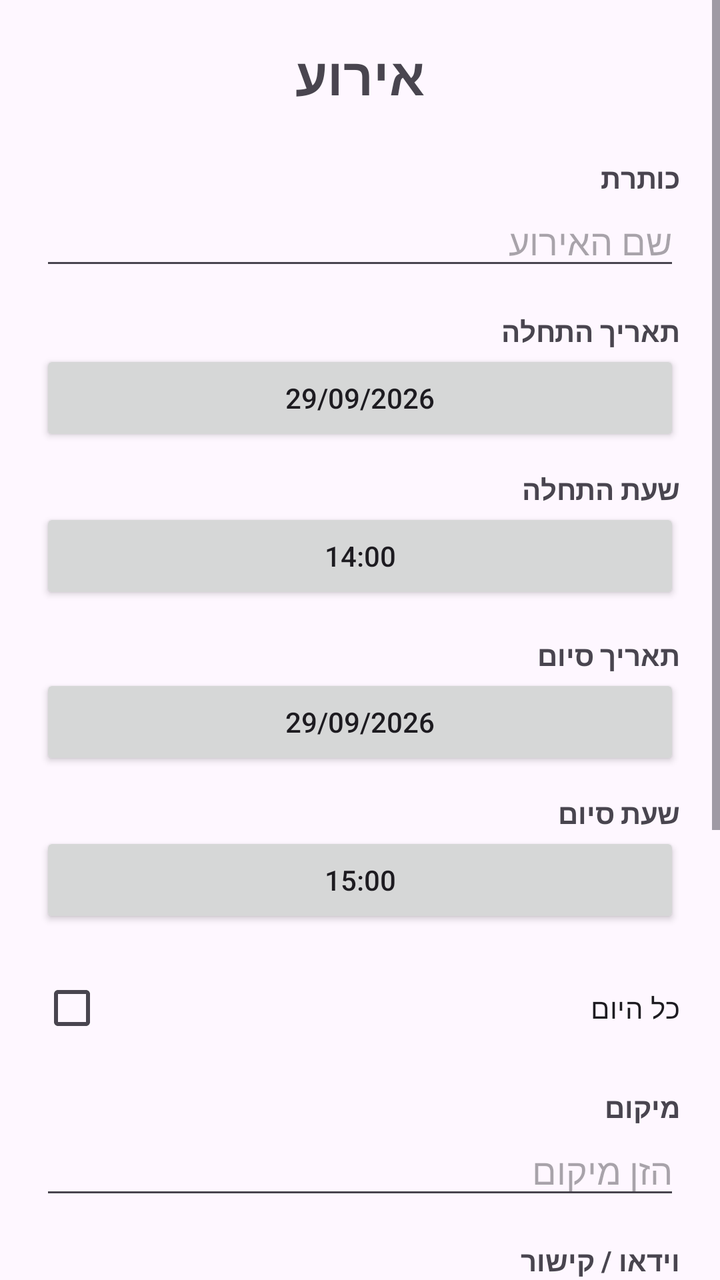
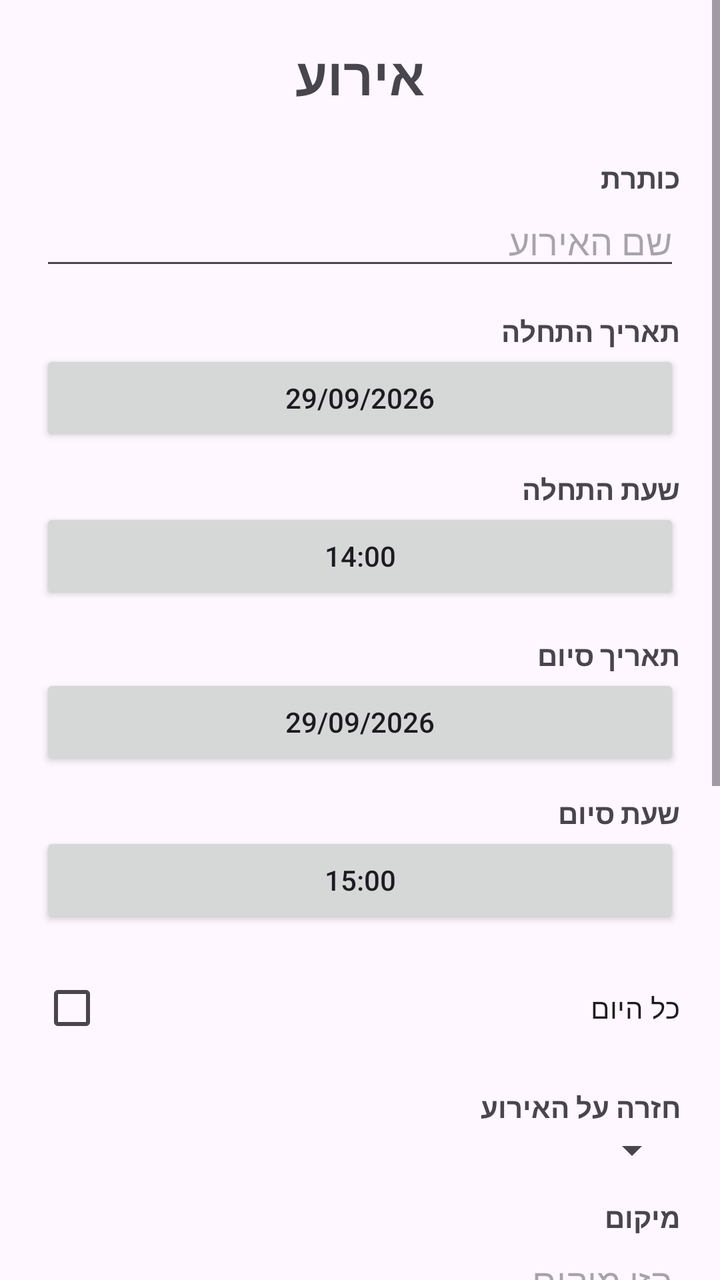

Compare the two renders of this Android layout. The source of the first and the diff that turns it into the second are given below.
<!-- AndroidManifest.xml: application theme Theme.HebrewCalendar -->
<!-- res/layout/event.xml -->
<?xml version="1.0" encoding="utf-8"?>
<ScrollView xmlns:android="http://schemas.android.com/apk/res/android"
    android:layout_width="match_parent"
    android:layout_height="match_parent"
    android:fillViewport="true">

    <LinearLayout
        android:layout_width="match_parent"
        android:layout_height="wrap_content"
        android:orientation="vertical"
        android:padding="20dp">

        <TextView
            android:layout_width="match_parent"
            android:layout_height="wrap_content"
            android:text="אירוע"
            android:textSize="26sp"
            android:textStyle="bold"
            android:gravity="center"
            android:layout_marginBottom="24dp"/>

        <TextView android:layout_width="match_parent" android:layout_height="wrap_content" android:text="כותרת" android:textStyle="bold"/>
        <EditText
            android:id="@+id/titleEditText"
            android:layout_width="match_parent"
            android:layout_height="wrap_content"
            android:hint="שם האירוע"
            android:inputType="textCapSentences"
            android:layout_marginBottom="16dp"/>

        <TextView android:layout_width="match_parent" android:layout_height="wrap_content" android:text="תאריך התחלה" android:textStyle="bold"/>
        <Button
            android:id="@+id/startDateButton"
            android:layout_width="match_parent"
            android:layout_height="wrap_content"
            android:text="29/09/2026"
            android:layout_marginBottom="12dp"/>

        <TextView android:layout_width="match_parent" android:layout_height="wrap_content" android:text="שעת התחלה" android:textStyle="bold"/>
        <Button
            android:id="@+id/startTimeButton"
            android:layout_width="match_parent"
            android:layout_height="wrap_content"
            android:text="14:00"
            android:layout_marginBottom="16dp"/>

        <TextView android:layout_width="match_parent" android:layout_height="wrap_content" android:text="תאריך סיום" android:textStyle="bold"/>
        <Button
            android:id="@+id/endDateButton"
            android:layout_width="match_parent"
            android:layout_height="wrap_content"
            android:text="29/09/2026"
            android:layout_marginBottom="12dp"/>

        <TextView android:layout_width="match_parent" android:layout_height="wrap_content" android:text="שעת סיום" android:textStyle="bold"/>
        <Button
            android:id="@+id/endTimeButton"
            android:layout_width="match_parent"
            android:layout_height="wrap_content"
            android:text="15:00"
            android:layout_marginBottom="16dp"/>

        <CheckBox
            android:id="@+id/allDayCheckBox"
            android:layout_width="match_parent"
            android:layout_height="wrap_content"
            android:text="כל היום"
            android:layout_marginBottom="16dp"/>

        <TextView android:layout_width="match_parent" android:layout_height="wrap_content" android:text="מיקום" android:textStyle="bold"/>
        <EditText
            android:id="@+id/locationEditText"
            android:layout_width="match_parent"
            android:layout_height="wrap_content"
            android:hint="הזן מיקום"
            android:inputType="textCapSentences"
            android:layout_marginBottom="16dp"/>

        <TextView android:layout_width="match_parent" android:layout_height="wrap_content" android:text="וידאו / קישור" android:textStyle="bold"/>
        <EditText
            android:id="@+id/linkEditText"
            android:layout_width="match_parent"
            android:layout_height="wrap_content"
            android:hint="https://..."
            android:inputType="textUri"
            android:layout_marginBottom="16dp"/>

        <TextView android:layout_width="match_parent" android:layout_height="wrap_content" android:text="התראה" android:textStyle="bold"/>
        <Spinner
            android:id="@+id/reminderSpinner"
            android:layout_width="match_parent"
            android:layout_height="wrap_content"
            android:layout_marginBottom="16dp"/>

        <TextView android:layout_width="match_parent" android:layout_height="wrap_content" android:text="תיאור" android:textStyle="bold"/>
        <EditText
            android:id="@+id/descriptionEditText"
            android:layout_width="match_parent"
            android:layout_height="120dp"
            android:hint="הוסף תיאור"
            android:gravity="top"
            android:inputType="textCapSentences|textMultiLine"
            android:layout_marginBottom="24dp"/>

        <LinearLayout
            android:layout_width="match_parent"
            android:layout_height="wrap_content"
            android:orientation="horizontal">

            <Button
                android:id="@+id/cancelButton"
                android:layout_width="0dp"
                android:layout_height="wrap_content"
                android:layout_weight="1"
                android:text="ביטול"/>

            <Space android:layout_width="12dp" android:layout_height="1dp"/>

            <Button
                android:id="@+id/saveButton"
                android:layout_width="0dp"
                android:layout_height="wrap_content"
                android:layout_weight="1"
                android:text="שמירה"/>
        </LinearLayout>

        <Button
            android:id="@+id/deleteButton"
            android:layout_width="match_parent"
            android:layout_height="wrap_content"
            android:text="מחיקת האירוע"
            android:textColor="#FFFFFF"
            android:backgroundTint="#D32F2F"
            android:layout_marginTop="16dp"
            android:layout_marginBottom="16dp"
            android:visibility="gone"/>

    </LinearLayout>
</ScrollView>
<!-- resources referenced by this layout -->
<resources>
  <style name="Theme.HebrewCalendar" parent="Base.Theme.HebrewCalendar" />
  <style name="Base.Theme.HebrewCalendar" parent="Theme.Material3.DayNight.NoActionBar">
          
          
      </style>
</resources>

<!-- the commit's change to res/layout/event.xml (unified diff, before → after) -->
@@ -66,6 +66,68 @@
             android:layout_height="wrap_content"
             android:text="כל היום"
             android:layout_marginBottom="16dp"/>
+
+
+
+
+        <TextView
+            android:layout_width="match_parent"
+            android:layout_height="wrap_content"
+            android:text="חזרה על האירוע"
+            android:textStyle="bold"/>
+
+        <Spinner
+            android:id="@+id/recurrenceSpinner"
+            android:layout_width="match_parent"
+            android:layout_height="wrap_content"
+            android:layout_marginBottom="12dp"/>
+
+        <LinearLayout
+            android:id="@+id/monthlyRecurrenceLayout"
+            android:layout_width="match_parent"
+            android:layout_height="wrap_content"
+            android:orientation="vertical"
+            android:visibility="gone">
+
+            <TextView
+                android:layout_width="match_parent"
+                android:layout_height="wrap_content"
+                android:text="יום בחודש"
+                android:textStyle="bold"/>
+
+            <EditText
+                android:id="@+id/recurrenceDayEditText"
+                android:layout_width="match_parent"
+                android:layout_height="wrap_content"
+                android:hint="לדוגמה: 19"
+                android:inputType="number"
+                android:maxLength="2"
+                android:layout_marginBottom="12dp"/>
+
+            <TextView
+                android:layout_width="match_parent"
+                android:layout_height="wrap_content"
+                android:text="סיום החזרה"
+                android:textStyle="bold"/>
+
+            <CheckBox
+                android:id="@+id/noRecurrenceEndCheckBox"
+                android:layout_width="match_parent"
+                android:layout_height="wrap_content"
+                android:text="ללא תאריך סיום"
+                android:checked="true"/>
+
+            <Button
+                android:id="@+id/recurrenceEndDateButton"
+                android:layout_width="match_parent"
+                android:layout_height="wrap_content"
+                android:text="בחירת תאריך סיום"
+                android:visibility="gone"
+                android:layout_marginBottom="16dp"/>
+
+        </LinearLayout>
+
+
 
         <TextView android:layout_width="match_parent" android:layout_height="wrap_content" android:text="מיקום" android:textStyle="bold"/>
         <EditText
